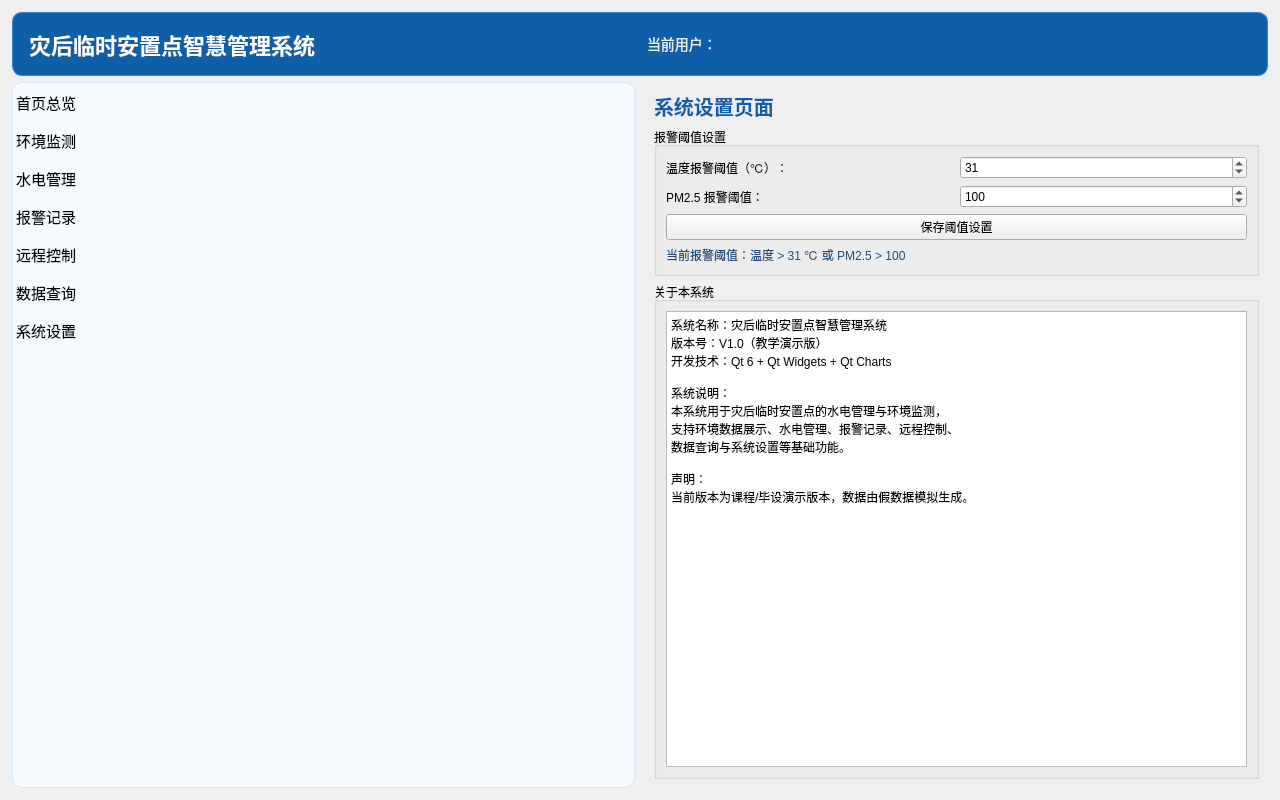
The window that System_UI/mainwindow.ui (0xjie/SmartShelter-Utility-Monitor) describes before a commit, drawn with Qt 5.
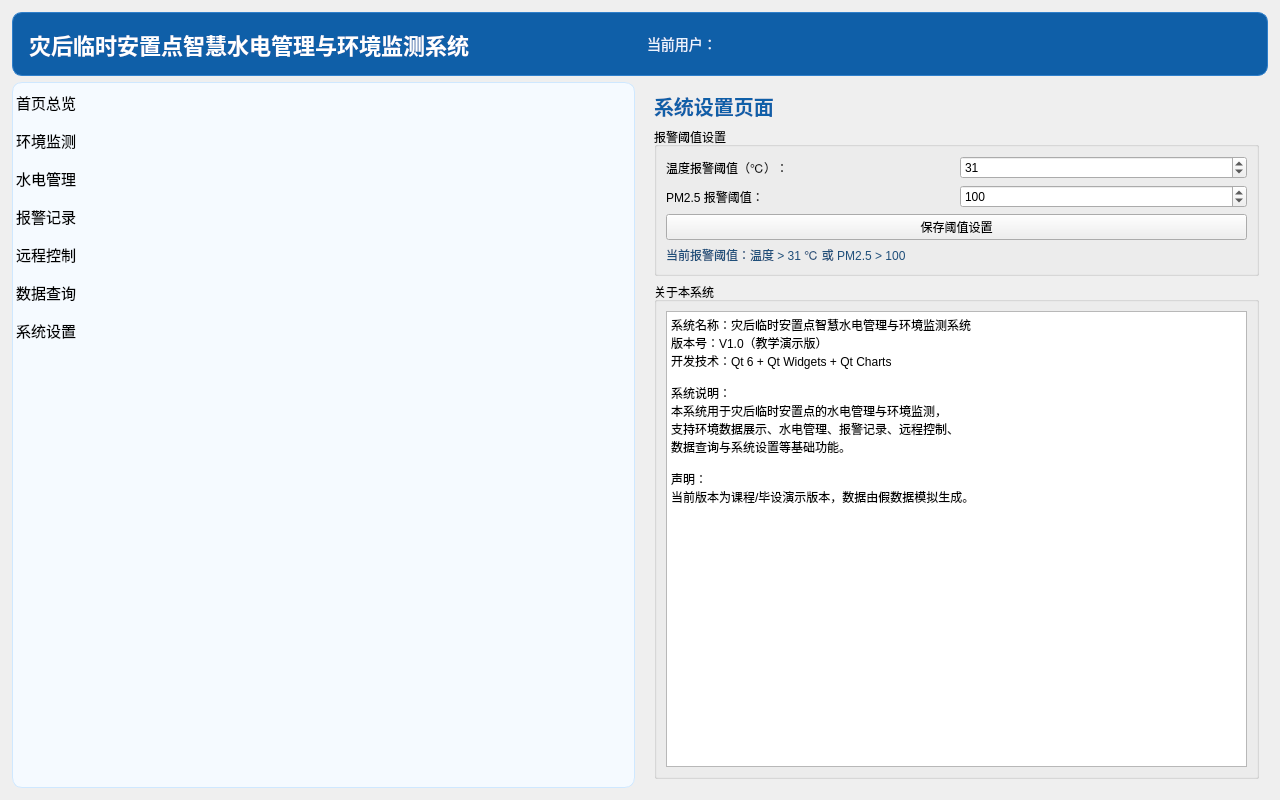
The same window after the commit. The open tabs and pages were chosen to show the change.

Commit message: 将系统名称更新为"灾后临时安置点智慧水电管理与环境监测系统"

```diff
--- a/System_UI/mainwindow.ui
+++ b/System_UI/mainwindow.ui
@@ -51,7 +51,7 @@
           <string notr="true">QLabel{color:white;font-size:22px;font-weight:bold;}</string>
          </property>
          <property name="text">
-          <string>灾后临时安置点智慧管理系统</string>
+          <string>灾后临时安置点智慧水电管理与环境监测系统</string>
          </property>
         </widget>
        </item>
@@ -741,7 +741,7 @@
                 <bool>true</bool>
                </property>
                <property name="plainText">
-                <string>系统名称：灾后临时安置点智慧管理系统
+                <string>系统名称：灾后临时安置点智慧水电管理与环境监测系统
 版本号：V1.0（教学演示版）
 开发技术：Qt 6 + Qt Widgets + Qt Charts
 
```
Left out of the diff: 2 changed lines with no effect on the pictures. The commit also changes 2 other files.
